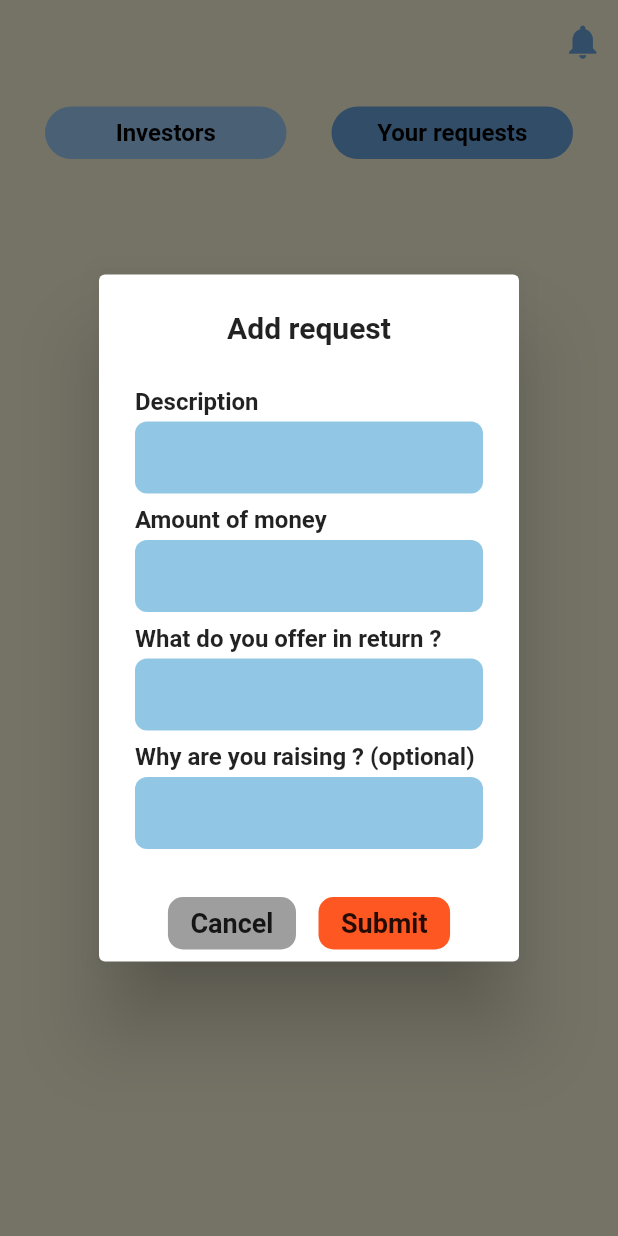
After one commit to poulaLabib/Depi-Graduation-Project, a Flutter app: the EntrepreneurHomeScreen screen opened directly, after a tap on "Your requests", after a tap on "Add request", on a phone screen of 412 x 824 dp. The commit adds this screen. Run offline on Flutter 3.47's test engine with Material 3 defaults, Android fonts, the phone set to English and light mode, and no system bars; our stand-ins replace bloc, cloud_firestore, firebase_auth, firebase_core, flutter_bloc, google_fonts and 3 more; missing offline and left inert: auto_text_resizer; accounts and stored records are empty.

Commit message:
commit message

```diff
--- /dev/null
+++ b/lib/bloc/Request section/requests_section_bloc.dart
@@ -0,0 +1,40 @@
+import 'package:bloc/bloc.dart';
+import 'package:depi_graduation_project/bloc/Request%20section/requests_section_event.dart';
+import 'package:depi_graduation_project/bloc/Request%20section/requests_section_state.dart';
+// import 'package:depi_graduation_project/bloc/home/entrep_home_screen/requests_section/requests_section_event.dart';
+// import 'package:depi_graduation_project/bloc/home/entrep_home_screen/requests_section/requests_section_state.dart';
+import 'package:depi_graduation_project/services/firebase_auth_service.dart';
+import 'package:depi_graduation_project/services/firestore.dart';
+
+class RequestsSectionBloc
+    extends Bloc<RequestsSectionEvent, RequestsSectionState> {
+  final AuthenticationService auth;
+  final RequestFirestoreService request;
+
+  RequestsSectionBloc({required this.auth, required this.request})
+    : super(LoadingRequests()) {
+    on<LoadRequests>((event, emit) async {
+      await emit.forEach(
+        request.getRequestsStream(uid: auth.currentUser!.uid),
+        onData: (requests) {
+          if (requests.isEmpty) {
+            return NoRequests();
+          }
+          return DisplayRequests(requests: requests);
+        },
+      );
+    });
+    on<AddRequestButtonPressed>((event, emit) {
+      emit(NoRequests(showAddRequestDialog: true));
+    });
+    on<AddRequestConfirmed>((event, emit) async {
+      await request.addRequest(
+        uid: auth.currentUser!.uid,
+        description: event.description,
+        amountOfMoney: event.amountOfMoney,
+        equityInReturn: event.equityInReturn,
+      );
+    });
+    add(LoadRequests());
+  }
+}
--- /dev/null
+++ b/lib/bloc/Request section/requests_section_event.dart
@@ -0,0 +1,19 @@
+abstract class RequestsSectionEvent {}
+
+class LoadRequests extends RequestsSectionEvent {}
+
+class AddRequestButtonPressed extends RequestsSectionEvent {}
+
+class AddRequestConfirmed extends RequestsSectionEvent {
+  final String description;
+  final double amountOfMoney;
+  final String equityInReturn;
+  final String whyAreYouRaising;
+
+  AddRequestConfirmed({
+    required this.description,
+    required this.amountOfMoney,
+    required this.equityInReturn,
+    required this.whyAreYouRaising,
+  });
+}
--- /dev/null
+++ b/lib/bloc/Request section/requests_section_state.dart
@@ -0,0 +1,22 @@
+import 'package:depi_graduation_project/models/request.dart';
+
+abstract class RequestsSectionState {}
+
+class LoadingRequests extends RequestsSectionState {}
+
+class DisplayRequests extends RequestsSectionState {
+  final List<Request> requests;
+  DisplayRequests({required this.requests});
+}
+
+class NoRequests extends RequestsSectionState {
+  final bool showAddRequestDialog;
+
+  NoRequests({this.showAddRequestDialog = false});
+
+  NoRequests copyWith({bool? showAddRequestDialog}) {
+    return NoRequests(
+      showAddRequestDialog: showAddRequestDialog ?? this.showAddRequestDialog,
+    );
+  }
+}
--- /dev/null
+++ b/lib/custom widgets/investors_section.dart
@@ -0,0 +1,10 @@
+import 'package:flutter/material.dart';
+
+class InvestorsSection extends StatelessWidget {
+  const InvestorsSection({super.key});
+
+  @override
+  Widget build(BuildContext context) {
+    return const Placeholder();
+  }
+}
--- /dev/null
+++ b/lib/custom widgets/your_requests_section.dart
@@ -0,0 +1,219 @@
+import 'package:depi_graduation_project/bloc/Request%20section/requests_section_bloc.dart';
+import 'package:depi_graduation_project/bloc/Request%20section/requests_section_event.dart';
+import 'package:depi_graduation_project/bloc/Request%20section/requests_section_state.dart';
+// import 'package:depi_graduation_project/bloc/home/entrep_home_screen/requests_section/requests_section_bloc.dart';
+// import 'package:depi_graduation_project/bloc/home/entrep_home_screen/requests_section/requests_section_event.dart';
+// import 'package:depi_graduation_project/bloc/home/entrep_home_screen/requests_section/requests_section_state.dart';
+import 'package:depi_graduation_project/bloc/request_screen/request_screen_bloc.dart';
+import 'package:depi_graduation_project/bloc/request_screen/request_screen_event.dart';
+import 'package:depi_graduation_project/custom%20widgets/entrepreneur_profile_textfield.dart';
+import 'package:depi_graduation_project/custom%20widgets/request_card_enrepreneur_view.dart';
+import 'package:depi_graduation_project/screens/request_screen_entrepreneurs_view.dart';
+import 'package:flutter/material.dart';
+import 'package:flutter_bloc/flutter_bloc.dart';
+
+class YourRequestsSection extends StatelessWidget {
+  final _formKey = GlobalKey<FormState>();
+  final TextEditingController _descriptionController = TextEditingController();
+  final TextEditingController _amountOfMoneyController =
+      TextEditingController();
+  final TextEditingController _equityInReturnController =
+      TextEditingController();
+  final TextEditingController _whyAreYouRaisingController =
+      TextEditingController();
+  YourRequestsSection({super.key});
+
+  @override
+  Widget build(BuildContext context) {
+    return BlocConsumer<RequestsSectionBloc, RequestsSectionState>(
+      builder: (context, state) {
+        if (state is LoadingRequests) {
+          return Center(child: CircularProgressIndicator());
+        } else if (state is NoRequests) {
+          return Center(
+            child: InkWell(
+              onTap: () {
+                context.read<RequestsSectionBloc>().add(
+                  AddRequestButtonPressed(),
+                );
+              },
+              child: Container(
+                decoration: BoxDecoration(
+                  color: Colors.deepOrange,
+                  borderRadius: BorderRadius.circular(10),
+                ),
+                padding: EdgeInsets.symmetric(horizontal: 15, vertical: 5),
+                child: Text(
+                  'Add request',
+                  style: TextStyle(fontWeight: FontWeight.w500, fontSize: 22),
+                ),
+              ),
+            ),
+          );
+        } else if (state is DisplayRequests) {
+          return Column(
+            children: [
+              Expanded(
+                child: GridView.builder(
+                  padding: EdgeInsets.symmetric(horizontal: 20, vertical: 10),
+                  gridDelegate: SliverGridDelegateWithFixedCrossAxisCount(
+                    crossAxisCount: 1,
+                    childAspectRatio: 0.9,
+                  ),
+                  itemCount: state.requests.length,
+                  itemBuilder: (context, index) {
+                    return InkWell(
+                      onTap: () {
+                        context.read<RequestScreenBloc>().add(
+                          LoadRequest(request: state.requests[index]),
+                        );
+                        Navigator.push(
+                          context,
+                          MaterialPageRoute(
+                            builder: (context) => RequestPageEntrepreneur(),
+                          ),
+                        );
+                      },
+                      child: RequestCardEnrepreneurView(
+                        request: state.requests[index],
+                      ),
+                    );
+                  },
+                ),
+              ),
+            ],
+          );
+        }
+        return SizedBox.shrink();
+      },
+      listener: (context, state) {
+        if (state is NoRequests && state.showAddRequestDialog) {
+          showDialog(
+            context: context,
+            builder: (context) {
+              return AlertDialog(
+                title: Center(
+                  child: Text(
+                    'Add request',
+                    style: TextStyle(fontWeight: FontWeight.w700, fontSize: 20),
+                  ),
+                ),
+                content: Column(
+                  mainAxisSize: MainAxisSize.min,
+                  children: [
+                    Form(
+                      key: _formKey,
+                      child: Column(
+                        children: [
+                          EntrepreneurProfileTextfield(
+                            title: 'Description',
+                            controller: _descriptionController,
+                            validator:
+                                (value) =>
+                                    value == null || value.isEmpty
+                                        ? 'Required'
+                                        : null,
+                          ),
+                          EntrepreneurProfileTextfield(
+                            title: 'Amount of money',
+                            controller: _amountOfMoneyController,
+                            keyboardType: TextInputType.number,
+                            validator:
+                                (value) =>
+                                    value == null || value.isEmpty
+                                        ? 'Required'
+                                        : null,
+                          ),
+                          EntrepreneurProfileTextfield(
+                            title: 'What do you offer in return ?',
+                            controller: _equityInReturnController,
+                            validator:
+                                (value) =>
+                                    value == null || value.isEmpty
+                                        ? 'Required'
+                                        : null,
+                          ),
+                          EntrepreneurProfileTextfield(
+                            title: 'Why are you raising ? (optional)',
+                            controller: _whyAreYouRaisingController,
+                          ),
+                        ],
+                      ),
+                    ),
+                  ],
+                ),
+                actions: [
+                  Row(
+                    mainAxisAlignment: MainAxisAlignment.center,
+                    spacing: 15,
+                    children: [
+                      InkWell(
+                        onTap: () {
+                          Navigator.pop(context);
+                        },
+                        child: Container(
+                          padding: EdgeInsets.symmetric(
+                            horizontal: 15,
+                            vertical: 7,
+                          ),
+                          alignment: Alignment.center,
+                          decoration: BoxDecoration(
+                            color: Colors.grey,
+                            borderRadius: BorderRadius.circular(10),
+                          ),
+                          child: Text(
+                            'Cancel',
+                            style: TextStyle(
+                              fontWeight: FontWeight.w600,
+                              fontSize: 18,
+                            ),
+                          ),
+                        ),
+                      ),
+                      InkWell(
+                        onTap: () {
+                          context.read<RequestsSectionBloc>().add(
+                            AddRequestConfirmed(
+                              description: _descriptionController.text,
+                              amountOfMoney:
+                                  double.tryParse(
+                                    _amountOfMoneyController.text,
+                                  ) ??
+                                  0.0,
+                              equityInReturn: _equityInReturnController.text,
+                              whyAreYouRaising:
+                                  _whyAreYouRaisingController.text,
+                            ),
+                          );
+                          Navigator.pop(context);
+                        },
+                        child: Container(
+                          padding: EdgeInsets.symmetric(
+                            horizontal: 15,
+                            vertical: 7,
+                          ),
+                          alignment: Alignment.center,
+                          decoration: BoxDecoration(
+                            color: Colors.deepOrange,
+                            borderRadius: BorderRadius.circular(10),
+                          ),
+                          child: Text(
+                            'Submit',
+                            style: TextStyle(
+                              fontWeight: FontWeight.w600,
+                              fontSize: 18,
+                            ),
+                          ),
+                        ),
+                      ),
+                    ],
+                  ),
+                ],
+              );
+            },
+          );
+        }
+      },
+    );
+  }
+}
--- a/lib/main.dart
+++ b/lib/main.dart
@@ -1,3 +1,4 @@
+import 'package:depi_graduation_project/bloc/Request%20section/requests_section_bloc.dart';
 import 'package:depi_graduation_project/bloc/auth/auth_bloc.dart';
 import 'package:depi_graduation_project/bloc/entrepreneur_profile_screen/eps_bloc.dart';
 import 'package:depi_graduation_project/bloc/company_profile_screen/company_bloc.dart';
@@ -53,6 +54,13 @@ void main() async {
                 investor: InvestorFirestoreService(),
               ),
         ),
+         BlocProvider(
+          create:
+              (BuildContext context) => RequestsSectionBloc(
+                auth: AuthenticationService(),
+                request: RequestFirestoreService(),
+              ),
+        ),
       ],
       child: Fikraty(),
     ),
--- a/lib/screens/entrepreneur_home_screen.dart
+++ b/lib/screens/entrepreneur_home_screen.dart
@@ -3,9 +3,11 @@ import 'package:depi_graduation_project/bloc/home/entrep_home_screen/ehs_event.d
 import 'package:depi_graduation_project/bloc/home/entrep_home_screen/ehs_state.dart';
 // import 'package:depi_graduation_project/custom%20widgets/your_requests_section.dart';
 import 'package:depi_graduation_project/custom%20widgets/investor_tile.dart';
+import 'package:depi_graduation_project/custom%20widgets/investors_section.dart';
 // import 'package:depi_graduation_project/custom%20widgets/investors_section.dart';
 import 'package:depi_graduation_project/custom%20widgets/request_card_enrepreneur_view.dart';
 import 'package:depi_graduation_project/custom%20widgets/request_tile_investor_view.dart';
+import 'package:depi_graduation_project/custom%20widgets/your_requests_section.dart';
 import 'package:flutter/material.dart';
 import 'package:flutter_bloc/flutter_bloc.dart';
 
--- a/lib/services/firestore.dart
+++ b/lib/services/firestore.dart
@@ -93,63 +93,70 @@ class InvestorFirestoreService {
 }
 
 class RequestFirestoreService {
-  // Function to add request
+  //  Add request
   Future<void> addRequest({
     required String uid,
     required String description,
+    required double amountOfMoney,
+    required String equityInReturn,
+    String? whyAreYouRaising,
   }) async {
-    await _db.collection('requests').doc(uid).set({
+    await _db.collection('requests').add({
+      'uid': uid,
       'description': description,
-      'amountOfMoney': '',
-      'equityInReturn': '',
-      'whyAreYouRaising': '',
+      'amountOfMoney': amountOfMoney,
+      'equityInReturn': equityInReturn,
+      'whyAreYouRaising': whyAreYouRaising ?? '',
       'submittedAt': FieldValue.serverTimestamp(),
-      'companyId': '',
     });
   }
 
-  // Function to update request data
+  //  Update request by document ID
   Future<void> updateRequest({
-    required String uid,
+    required String requestId,
     required Map<String, dynamic> updatedData,
   }) async {
-    await _db.collection('requests').doc(uid).update(updatedData);
+    await _db.collection('requests').doc(requestId).update(updatedData);
   }
 
-  // Function to get a stream of request data (auto-updates when Firestore changes)
-  Stream<Request> getRequestStream({required String uid}) {
+  //  Stream of user's requests
+  Stream<List<Request>> getRequestsStream({required String uid}) {
     return _db
         .collection('requests')
-        .doc(uid)
+        .where('uid', isEqualTo: uid)
         .snapshots()
-        .map((snapshot) => Request.fromFireStore(snapshot.data() ?? {}, uid));
+        .map(
+          (snapshot) =>
+              snapshot.docs
+                  .map((doc) => Request.fromFireStore(doc.data(), doc.id))
+                  .toList(),
+        );
   }
 
-  // Function to get all requests
+  //  Get all requests
   Future<List<Request>> getRequests() async {
     final snapshot = await _db.collection('requests').get();
     return snapshot.docs
         .map((doc) => Request.fromFireStore(doc.data(), doc.id))
         .toList();
   }
+
+  // return stream of one request
   Stream<Request?> getRequest(String uid, String requestId) {
-  return _db
-      .collection('requests')
-      .doc(requestId)
-      .snapshots()
-      .map((snapshot) {
-    if (snapshot.exists) {
-      return Request.fromFireStore(snapshot.data() ?? {}, snapshot.id);
-    } else {
-      return null;
-    }
-  });
-}
+    return _db.collection('requests').doc(requestId).snapshots().map((
+      docSnapshot,
+    ) {
+      if (docSnapshot.exists) {
+        return Request.fromFireStore(docSnapshot.data()!, docSnapshot.id);
+      } else {
+        return null;
+      }
+    });
+  }
 
-
-  // Function to delete request
-  Future<void> deleteRequest({required String uid}) async {
-    await _db.collection('requests').doc(uid).delete();
+  //  Delete request by document ID
+  Future<void> deleteRequest({required String requestId}) async {
+    await _db.collection('requests').doc(requestId).delete();
   }
 }
 
```
Also changed, not shown: pubspec.lock.
